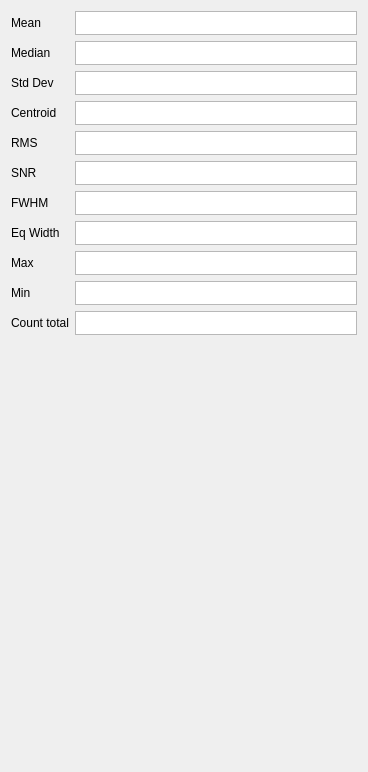
spacetelescope/specviz, file specviz/plugins/statistics/statistics.ui: the form before one commit.
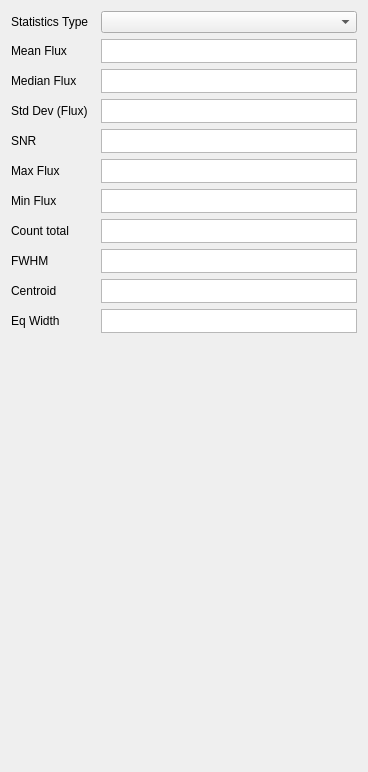
The form after the commit.

Commit message: Stats type combo box and remove rms

Diff of the .ui file:
```diff
--- a/specviz/plugins/statistics/statistics.ui
+++ b/specviz/plugins/statistics/statistics.ui
@@ -14,31 +14,6 @@
    <string>Form</string>
   </property>
   <layout class="QGridLayout" name="gridLayout">
-   <item row="3" column="0">
-    <widget class="QPlainTextEdit" name="status_display">
-     <property name="minimumSize">
-      <size>
-       <width>230</width>
-       <height>192</height>
-      </size>
-     </property>
-     <property name="maximumSize">
-      <size>
-       <width>16777215</width>
-       <height>192</height>
-      </size>
-     </property>
-     <property name="styleSheet">
-      <string notr="true">background-color: rgba(255, 255, 255, 0);</string>
-     </property>
-     <property name="frameShape">
-      <enum>QFrame::NoFrame</enum>
-     </property>
-     <property name="readOnly">
-      <bool>true</bool>
-     </property>
-    </widget>
-   </item>
    <item row="4" column="0">
     <spacer name="verticalSpacer">
      <property name="orientation">
@@ -53,18 +28,227 @@
     </spacer>
    </item>
    <item row="2" column="0">
-    <layout class="QGridLayout" name="gridLayout_2" columnstretch="0,1">
-     <item row="0" column="0">
+    <layout class="QGridLayout" name="gridLayout_2">
+     <item row="7" column="0">
+      <widget class="QLabel" name="count_total_label">
+       <property name="toolTip">
+        <string>specutils.analysis.flux.line_flux</string>
+       </property>
+       <property name="text">
+        <string>Count total</string>
+       </property>
+      </widget>
+     </item>
+     <item row="1" column="0">
       <widget class="QLabel" name="mean_label">
        <property name="toolTip">
         <string>astropy.units.quantity.Quantity.mean</string>
        </property>
        <property name="text">
-        <string>Mean</string>
+        <string>Mean Flux</string>
+       </property>
+      </widget>
+     </item>
+     <item row="6" column="1">
+      <widget class="QPlainTextEdit" name="min_val_text_edit">
+       <property name="sizePolicy">
+        <sizepolicy hsizetype="Preferred" vsizetype="Fixed">
+         <horstretch>0</horstretch>
+         <verstretch>0</verstretch>
+        </sizepolicy>
+       </property>
+       <property name="maximumSize">
+        <size>
+         <width>16777215</width>
+         <height>24</height>
+        </size>
+       </property>
+       <property name="verticalScrollBarPolicy">
+        <enum>Qt::ScrollBarAlwaysOff</enum>
+       </property>
+       <property name="horizontalScrollBarPolicy">
+        <enum>Qt::ScrollBarAlwaysOff</enum>
+       </property>
+       <property name="lineWrapMode">
+        <enum>QPlainTextEdit::NoWrap</enum>
+       </property>
+       <property name="textInteractionFlags">
+        <set>Qt::TextSelectableByKeyboard|Qt::TextSelectableByMouse</set>
+       </property>
+      </widget>
+     </item>
+     <item row="3" column="1">
+      <widget class="QPlainTextEdit" name="std_dev_text_edit">
+       <property name="sizePolicy">
+        <sizepolicy hsizetype="Preferred" vsizetype="Fixed">
+         <horstretch>0</horstretch>
+         <verstretch>0</verstretch>
+        </sizepolicy>
+       </property>
+       <property name="maximumSize">
+        <size>
+         <width>16777215</width>
+         <height>24</height>
+        </size>
+       </property>
+       <property name="verticalScrollBarPolicy">
+        <enum>Qt::ScrollBarAlwaysOff</enum>
+       </property>
+       <property name="horizontalScrollBarPolicy">
+        <enum>Qt::ScrollBarAlwaysOff</enum>
+       </property>
+       <property name="lineWrapMode">
+        <enum>QPlainTextEdit::NoWrap</enum>
+       </property>
+       <property name="textInteractionFlags">
+        <set>Qt::TextSelectableByKeyboard|Qt::TextSelectableByMouse</set>
+       </property>
+      </widget>
+     </item>
+     <item row="5" column="1">
+      <widget class="QPlainTextEdit" name="max_val_text_edit">
+       <property name="sizePolicy">
+        <sizepolicy hsizetype="Preferred" vsizetype="Fixed">
+         <horstretch>0</horstretch>
+         <verstretch>0</verstretch>
+        </sizepolicy>
+       </property>
+       <property name="maximumSize">
+        <size>
+         <width>16777215</width>
+         <height>24</height>
+        </size>
+       </property>
+       <property name="verticalScrollBarPolicy">
+        <enum>Qt::ScrollBarAlwaysOff</enum>
+       </property>
+       <property name="horizontalScrollBarPolicy">
+        <enum>Qt::ScrollBarAlwaysOff</enum>
+       </property>
+       <property name="lineWrapMode">
+        <enum>QPlainTextEdit::NoWrap</enum>
+       </property>
+       <property name="textInteractionFlags">
+        <set>Qt::TextSelectableByKeyboard|Qt::TextSelectableByMouse</set>
+       </property>
+      </widget>
+     </item>
+     <item row="7" column="1">
+      <widget class="QPlainTextEdit" name="count_total_text_edit">
+       <property name="sizePolicy">
+        <sizepolicy hsizetype="Preferred" vsizetype="Fixed">
+         <horstretch>0</horstretch>
+         <verstretch>0</verstretch>
+        </sizepolicy>
+       </property>
+       <property name="maximumSize">
+        <size>
+         <width>16777215</width>
+         <height>24</height>
+        </size>
+       </property>
+       <property name="verticalScrollBarPolicy">
+        <enum>Qt::ScrollBarAlwaysOff</enum>
+       </property>
+       <property name="horizontalScrollBarPolicy">
+        <enum>Qt::ScrollBarAlwaysOff</enum>
+       </property>
+       <property name="lineWrapMode">
+        <enum>QPlainTextEdit::NoWrap</enum>
+       </property>
+       <property name="textInteractionFlags">
+        <set>Qt::TextSelectableByKeyboard|Qt::TextSelectableByMouse</set>
+       </property>
+      </widget>
+     </item>
+     <item row="8" column="1">
+      <widget class="QPlainTextEdit" name="fwhm_text_edit">
+       <property name="sizePolicy">
+        <sizepolicy hsizetype="Preferred" vsizetype="Fixed">
+         <horstretch>0</horstretch>
+         <verstretch>0</verstretch>
+        </sizepolicy>
+       </property>
+       <property name="maximumSize">
+        <size>
+         <width>16777215</width>
+         <height>24</height>
+        </size>
+       </property>
+       <property name="verticalScrollBarPolicy">
+        <enum>Qt::ScrollBarAlwaysOff</enum>
+       </property>
+       <property name="horizontalScrollBarPolicy">
+        <enum>Qt::ScrollBarAlwaysOff</enum>
+       </property>
+       <property name="lineWrapMode">
+        <enum>QPlainTextEdit::NoWrap</enum>
+       </property>
+       <property name="textInteractionFlags">
+        <set>Qt::TextSelectableByKeyboard|Qt::TextSelectableByMouse</set>
+       </property>
+      </widget>
+     </item>
+     <item row="10" column="1">
+      <widget class="QPlainTextEdit" name="eqwidth_text_edit">
+       <property name="sizePolicy">
+        <sizepolicy hsizetype="Preferred" vsizetype="Fixed">
+         <horstretch>0</horstretch>
+         <verstretch>0</verstretch>
+        </sizepolicy>
+       </property>
+       <property name="maximumSize">
+        <size>
+         <width>16777215</width>
+         <height>24</height>
+        </size>
+       </property>
+       <property name="verticalScrollBarPolicy">
+        <enum>Qt::ScrollBarAlwaysOff</enum>
+       </property>
+       <property name="horizontalScrollBarPolicy">
+        <enum>Qt::ScrollBarAlwaysOff</enum>
+       </property>
+       <property name="lineWrapMode">
+        <enum>QPlainTextEdit::NoWrap</enum>
+       </property>
+       <property name="textInteractionFlags">
+        <set>Qt::TextSelectableByKeyboard|Qt::TextSelectableByMouse</set>
+       </property>
+      </widget>
+     </item>
+     <item row="2" column="1">
+      <widget class="QPlainTextEdit" name="median_text_edit">
+       <property name="sizePolicy">
+        <sizepolicy hsizetype="Preferred" vsizetype="Fixed">
+         <horstretch>0</horstretch>
+         <verstretch>0</verstretch>
+        </sizepolicy>
+       </property>
+       <property name="maximumSize">
+        <size>
+         <width>16777215</width>
+         <height>24</height>
+        </size>
+       </property>
+       <property name="verticalScrollBarPolicy">
+        <enum>Qt::ScrollBarAlwaysOff</enum>
+       </property>
+       <property name="horizontalScrollBarPolicy">
+        <enum>Qt::ScrollBarAlwaysOff</enum>
+       </property>
+       <property name="lineWrapMode">
+        <enum>QPlainTextEdit::NoWrap</enum>
+       </property>
+       <property name="textInteractionFlags">
+        <set>Qt::TextSelectableByKeyboard|Qt::TextSelectableByMouse</set>
        </property>
       </widget>
      </item>
      <item row="0" column="1">
+      <widget class="QComboBox" name="comboBox"/>
+     </item>
+     <item row="1" column="1">
       <widget class="QPlainTextEdit" name="mean_text_edit">
        <property name="sizePolicy">
         <sizepolicy hsizetype="Preferred" vsizetype="Fixed">
@@ -92,132 +276,28 @@
        </property>
       </widget>
      </item>
-     <item row="1" column="0">
+     <item row="8" column="0">
+      <widget class="QLabel" name="fwhm_label">
+       <property name="toolTip">
+        <string>specutils.analysis.width.fwhm</string>
+       </property>
+       <property name="text">
+        <string>FWHM</string>
+       </property>
+      </widget>
+     </item>
+     <item row="2" column="0">
       <widget class="QLabel" name="median_label">
        <property name="toolTip">
         <string>numpy.median</string>
        </property>
        <property name="text">
-        <string>Median</string>
-       </property>
-      </widget>
-     </item>
-     <item row="1" column="1">
-      <widget class="QPlainTextEdit" name="median_text_edit">
-       <property name="sizePolicy">
-        <sizepolicy hsizetype="Preferred" vsizetype="Fixed">
-         <horstretch>0</horstretch>
-         <verstretch>0</verstretch>
-        </sizepolicy>
-       </property>
-       <property name="maximumSize">
-        <size>
-         <width>16777215</width>
-         <height>24</height>
-        </size>
-       </property>
-       <property name="verticalScrollBarPolicy">
-        <enum>Qt::ScrollBarAlwaysOff</enum>
-       </property>
-       <property name="horizontalScrollBarPolicy">
-        <enum>Qt::ScrollBarAlwaysOff</enum>
-       </property>
-       <property name="lineWrapMode">
-        <enum>QPlainTextEdit::NoWrap</enum>
-       </property>
-       <property name="textInteractionFlags">
-        <set>Qt::TextSelectableByKeyboard|Qt::TextSelectableByMouse</set>
-       </property>
-      </widget>
-     </item>
-     <item row="2" column="0">
-      <widget class="QLabel" name="std_dev_label">
-       <property name="toolTip">
-        <string>astropy.units.quantity.Quantity.std</string>
-       </property>
-       <property name="text">
-        <string>Std Dev</string>
-       </property>
-      </widget>
-     </item>
-     <item row="2" column="1">
-      <widget class="QPlainTextEdit" name="std_dev_text_edit">
-       <property name="sizePolicy">
-        <sizepolicy hsizetype="Preferred" vsizetype="Fixed">
-         <horstretch>0</horstretch>
-         <verstretch>0</verstretch>
-        </sizepolicy>
-       </property>
-       <property name="maximumSize">
-        <size>
-         <width>16777215</width>
-         <height>24</height>
-        </size>
-       </property>
-       <property name="verticalScrollBarPolicy">
-        <enum>Qt::ScrollBarAlwaysOff</enum>
-       </property>
-       <property name="horizontalScrollBarPolicy">
-        <enum>Qt::ScrollBarAlwaysOff</enum>
-       </property>
-       <property name="lineWrapMode">
-        <enum>QPlainTextEdit::NoWrap</enum>
-       </property>
-       <property name="textInteractionFlags">
-        <set>Qt::TextSelectableByKeyboard|Qt::TextSelectableByMouse</set>
-       </property>
-      </widget>
-     </item>
-     <item row="3" column="0">
-      <widget class="QLabel" name="centroid_label">
-       <property name="toolTip">
-        <string>specutils.analysis.location.centroid</string>
-       </property>
-       <property name="text">
-        <string>Centroid</string>
-       </property>
-      </widget>
-     </item>
-     <item row="3" column="1">
-      <widget class="QPlainTextEdit" name="centroid_text_edit">
-       <property name="sizePolicy">
-        <sizepolicy hsizetype="Preferred" vsizetype="Fixed">
-         <horstretch>0</horstretch>
-         <verstretch>0</verstretch>
-        </sizepolicy>
-       </property>
-       <property name="maximumSize">
-        <size>
-         <width>16777215</width>
-         <height>24</height>
-        </size>
-       </property>
-       <property name="verticalScrollBarPolicy">
-        <enum>Qt::ScrollBarAlwaysOff</enum>
-       </property>
-       <property name="horizontalScrollBarPolicy">
-        <enum>Qt::ScrollBarAlwaysOff</enum>
-       </property>
-       <property name="lineWrapMode">
-        <enum>QPlainTextEdit::NoWrap</enum>
-       </property>
-       <property name="textInteractionFlags">
-        <set>Qt::TextSelectableByKeyboard|Qt::TextSelectableByMouse</set>
-       </property>
-      </widget>
-     </item>
-     <item row="4" column="0">
-      <widget class="QLabel" name="rmsLabel">
-       <property name="toolTip">
-        <string>np.sqrt(flux.dot(flux) / len(flux))</string>
-       </property>
-       <property name="text">
-        <string>RMS</string>
+        <string>Median Flux</string>
        </property>
       </widget>
      </item>
      <item row="4" column="1">
-      <widget class="QPlainTextEdit" name="rms_text_edit">
+      <widget class="QPlainTextEdit" name="snr_text_edit">
        <property name="sizePolicy">
         <sizepolicy hsizetype="Preferred" vsizetype="Fixed">
          <horstretch>0</horstretch>
@@ -244,7 +324,7 @@
        </property>
       </widget>
      </item>
-     <item row="5" column="0">
+     <item row="4" column="0">
       <widget class="QLabel" name="snr_label">
        <property name="toolTip">
         <string>specutils.analysis.uncertainty.snr</string>
@@ -254,73 +334,17 @@
        </property>
       </widget>
      </item>
-     <item row="5" column="1">
-      <widget class="QPlainTextEdit" name="snr_text_edit">
-       <property name="sizePolicy">
-        <sizepolicy hsizetype="Preferred" vsizetype="Fixed">
-         <horstretch>0</horstretch>
-         <verstretch>0</verstretch>
-        </sizepolicy>
-       </property>
-       <property name="maximumSize">
-        <size>
-         <width>16777215</width>
-         <height>24</height>
-        </size>
-       </property>
-       <property name="verticalScrollBarPolicy">
-        <enum>Qt::ScrollBarAlwaysOff</enum>
-       </property>
-       <property name="horizontalScrollBarPolicy">
-        <enum>Qt::ScrollBarAlwaysOff</enum>
-       </property>
-       <property name="lineWrapMode">
-        <enum>QPlainTextEdit::NoWrap</enum>
-       </property>
-       <property name="textInteractionFlags">
-        <set>Qt::TextSelectableByKeyboard|Qt::TextSelectableByMouse</set>
-       </property>
-      </widget>
-     </item>
-     <item row="6" column="0">
-      <widget class="QLabel" name="fwhm_label">
+     <item row="9" column="0">
+      <widget class="QLabel" name="centroid_label">
        <property name="toolTip">
         <string>specutils.analysis.width.fwhm</string>
        </property>
        <property name="text">
-        <string>FWHM</string>
+        <string>Centroid</string>
        </property>
       </widget>
      </item>
-     <item row="6" column="1">
-      <widget class="QPlainTextEdit" name="fwhm_text_edit">
-       <property name="sizePolicy">
-        <sizepolicy hsizetype="Preferred" vsizetype="Fixed">
-         <horstretch>0</horstretch>
-         <verstretch>0</verstretch>
-        </sizepolicy>
-       </property>
-       <property name="maximumSize">
-        <size>
-         <width>16777215</width>
-         <height>24</height>
-        </size>
-       </property>
-       <property name="verticalScrollBarPolicy">
-        <enum>Qt::ScrollBarAlwaysOff</enum>
-       </property>
-       <property name="horizontalScrollBarPolicy">
-        <enum>Qt::ScrollBarAlwaysOff</enum>
-       </property>
-       <property name="lineWrapMode">
-        <enum>QPlainTextEdit::NoWrap</enum>
-       </property>
-       <property name="textInteractionFlags">
-        <set>Qt::TextSelectableByKeyboard|Qt::TextSelectableByMouse</set>
-       </property>
-      </widget>
-     </item>
-     <item row="7" column="0">
+     <item row="10" column="0">
       <widget class="QLabel" name="eqwidth_label">
        <property name="toolTip">
         <string>specutils.analysis.flux.equivalent_width</string>
@@ -330,84 +354,45 @@
        </property>
       </widget>
      </item>
-     <item row="7" column="1">
-      <widget class="QPlainTextEdit" name="eqwidth_text_edit">
-       <property name="sizePolicy">
-        <sizepolicy hsizetype="Preferred" vsizetype="Fixed">
-         <horstretch>0</horstretch>
-         <verstretch>0</verstretch>
-        </sizepolicy>
-       </property>
-       <property name="maximumSize">
-        <size>
-         <width>16777215</width>
-         <height>24</height>
-        </size>
-       </property>
-       <property name="verticalScrollBarPolicy">
-        <enum>Qt::ScrollBarAlwaysOff</enum>
-       </property>
-       <property name="horizontalScrollBarPolicy">
-        <enum>Qt::ScrollBarAlwaysOff</enum>
-       </property>
-       <property name="lineWrapMode">
-        <enum>QPlainTextEdit::NoWrap</enum>
-       </property>
-       <property name="textInteractionFlags">
-        <set>Qt::TextSelectableByKeyboard|Qt::TextSelectableByMouse</set>
-       </property>
-      </widget>
-     </item>
-     <item row="8" column="0">
+     <item row="5" column="0">
       <widget class="QLabel" name="max_val_label">
        <property name="toolTip">
         <string>astropy.units.quantity.Quantity.max</string>
        </property>
        <property name="text">
-        <string>Max</string>
+        <string>Max Flux</string>
        </property>
       </widget>
      </item>
-     <item row="8" column="1">
-      <widget class="QPlainTextEdit" name="max_val_text_edit">
-       <property name="sizePolicy">
-        <sizepolicy hsizetype="Preferred" vsizetype="Fixed">
-         <horstretch>0</horstretch>
-         <verstretch>0</verstretch>
-        </sizepolicy>
+     <item row="0" column="0">
+      <widget class="QLabel" name="label">
+       <property name="text">
+        <string>Statistics Type</string>
        </property>
-       <property name="maximumSize">
-        <size>
-         <width>16777215</width>
-         <height>24</height>
-        </size>
-       </property>
-       <property name="verticalScrollBarPolicy">
-        <enum>Qt::ScrollBarAlwaysOff</enum>
-       </property>
-       <property name="horizontalScrollBarPolicy">
-        <enum>Qt::ScrollBarAlwaysOff</enum>
-       </property>
-       <property name="lineWrapMode">
-        <enum>QPlainTextEdit::NoWrap</enum>
-       </property>
-       <property name="textInteractionFlags">
-        <set>Qt::TextSelectableByKeyboard|Qt::TextSelectableByMouse</set>
-       </property>
       </widget>
      </item>
-     <item row="9" column="0">
+     <item row="6" column="0">
       <widget class="QLabel" name="min_val_label">
        <property name="toolTip">
         <string>astropy.units.quantity.Quantity.min</string>
        </property>
        <property name="text">
-        <string>Min</string>
+        <string>Min Flux</string>
+       </property>
+      </widget>
+     </item>
+     <item row="3" column="0">
+      <widget class="QLabel" name="std_dev_label">
+       <property name="toolTip">
+        <string>astropy.units.quantity.Quantity.std</string>
+       </property>
+       <property name="text">
+        <string>Std Dev (Flux)</string>
        </property>
       </widget>
      </item>
      <item row="9" column="1">
-      <widget class="QPlainTextEdit" name="min_val_text_edit">
+      <widget class="QPlainTextEdit" name="centroid_text_edit">
        <property name="sizePolicy">
         <sizepolicy hsizetype="Preferred" vsizetype="Fixed">
          <horstretch>0</horstretch>
@@ -434,41 +419,28 @@
        </property>
       </widget>
      </item>
-     <item row="10" column="0">
-      <widget class="QLabel" name="count_total_label">
-       <property name="toolTip">
-        <string>specutils.analysis.flux.line_flux</string>
+     <item row="11" column="0" colspan="2">
+      <widget class="QPlainTextEdit" name="status_display">
+       <property name="minimumSize">
+        <size>
+         <width>230</width>
+         <height>192</height>
+        </size>
        </property>
-       <property name="text">
-        <string>Count total</string>
-       </property>
-      </widget>
-     </item>
-     <item row="10" column="1">
-      <widget class="QPlainTextEdit" name="count_total_text_edit">
-       <property name="sizePolicy">
-        <sizepolicy hsizetype="Preferred" vsizetype="Fixed">
-         <horstretch>0</horstretch>
-         <verstretch>0</verstretch>
-        </sizepolicy>
-       </property>
        <property name="maximumSize">
         <size>
          <width>16777215</width>
-         <height>24</height>
+         <height>192</height>
         </size>
        </property>
-       <property name="verticalScrollBarPolicy">
-        <enum>Qt::ScrollBarAlwaysOff</enum>
+       <property name="styleSheet">
+        <string notr="true">background-color: rgba(255, 255, 255, 0);</string>
        </property>
-       <property name="horizontalScrollBarPolicy">
-        <enum>Qt::ScrollBarAlwaysOff</enum>
+       <property name="frameShape">
+        <enum>QFrame::NoFrame</enum>
        </property>
-       <property name="lineWrapMode">
-        <enum>QPlainTextEdit::NoWrap</enum>
-       </property>
-       <property name="textInteractionFlags">
-        <set>Qt::TextSelectableByKeyboard|Qt::TextSelectableByMouse</set>
+       <property name="readOnly">
+        <bool>true</bool>
        </property>
       </widget>
      </item>
```
Left out of the diff: 2 changed lines with no effect on the pictures. The commit also changes 1 other file.
